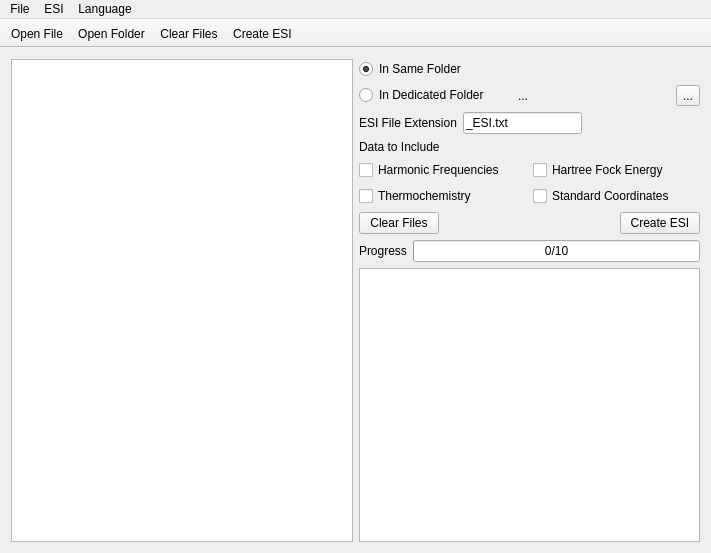
Above: Geac/geac.ui from LaTruelle/Geac before the change. Below: the same form after it.
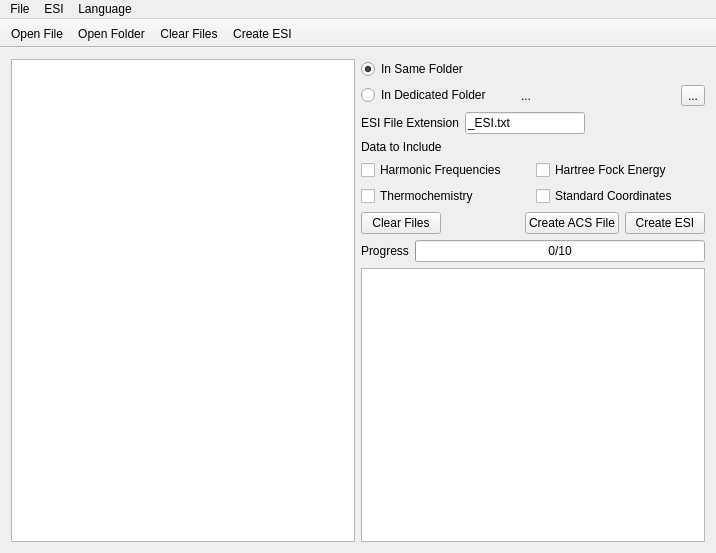
That is the form after the change. Icons and pictures are not drawn.

Commit message: Added Memory of Working Paths For Log Files, and ESI

What changed in the file:
```diff
--- a/Geac/geac.ui
+++ b/Geac/geac.ui
@@ -6,7 +6,7 @@
    <rect>
     <x>0</x>
     <y>0</y>
-    <width>711</width>
+    <width>716</width>
     <height>553</height>
    </rect>
   </property>
@@ -159,6 +159,13 @@
             </property>
            </spacer>
           </item>
+          <item>
+           <widget class="QPushButton" name="createACS">
+            <property name="text">
+             <string>Create ACS File</string>
+            </property>
+           </widget>
+          </item>
           <item>
            <widget class="QPushButton" name="createEsi">
             <property name="text">
@@ -209,7 +216,7 @@
     <rect>
      <x>0</x>
      <y>0</y>
-     <width>711</width>
+     <width>716</width>
      <height>27</height>
     </rect>
    </property>
```
The commit also changes 2 other files.
